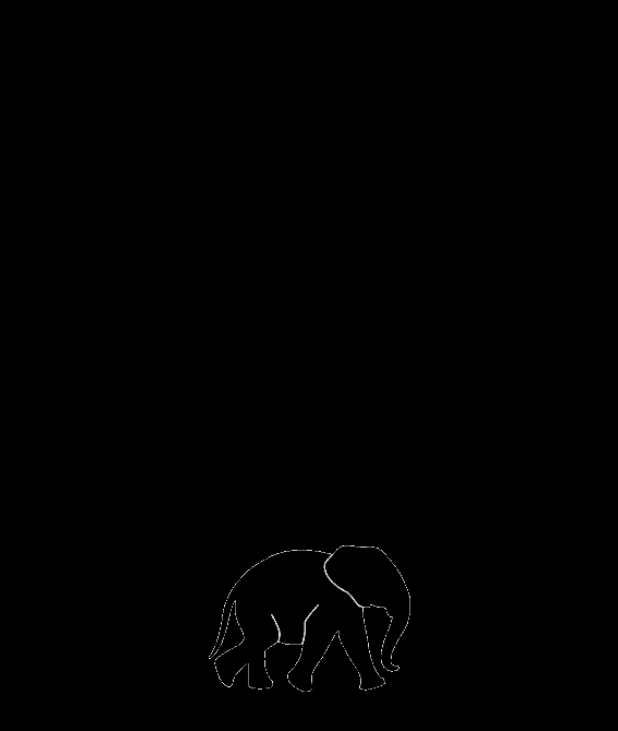
After one commit to judacribz/ZooAtlanta, an Android app: the layout dialog_progress.xml on its own in the app's theme, with its tools: preview values and no code run, on a phone screen of 412 x 824 dp. The commit adds this screen. Shown: the top 731 px of the screen. Run offline under Robolectric (Android 15) with nearby library versions, the phone set to English and light mode, and no system bars.

Commit message:
Added custom progress loading.

```diff
--- a/app/src/main/java/ca/judacribz/zooatlanta/AppSession.kt
+++ b/app/src/main/java/ca/judacribz/zooatlanta/AppSession.kt
@@ -3,7 +3,5 @@ package ca.judacribz.zooatlanta
 import ca.judacribz.zooatlanta.global.model.Schedule
 
 object AppSession {
-
     var schedule: Schedule? = null
-
 }
--- /dev/null
+++ b/app/src/main/java/ca/judacribz/zooatlanta/global/view/dialog/ProgressDialog.kt
@@ -0,0 +1,61 @@
+package ca.judacribz.zooatlanta.global.view.dialog
+
+import android.app.Dialog
+import android.content.Context
+import ca.judacribz.zooatlanta.R
+import com.bumptech.glide.Glide
+import com.bumptech.glide.load.engine.DiskCacheStrategy
+import com.bumptech.glide.request.RequestOptions
+import kotlinx.android.synthetic.main.dialog_progress.ivProgressGif
+import kotlinx.android.synthetic.main.dialog_progress.tvProgressLoading
+import kotlinx.coroutines.Dispatchers
+import kotlinx.coroutines.GlobalScope
+import kotlinx.coroutines.delay
+import kotlinx.coroutines.launch
+import kotlinx.coroutines.withContext
+
+class ProgressDialog(context: Context) : Dialog(context) {
+
+    companion object {
+        val NETWORK_START_INDEX = 0
+        val DOT_CYCLE_DIVISOR = 3
+    }
+
+    private val _networkLoadingText: String by lazy {
+        context.getString(R.string.searching_for_network)
+    }
+    private var _networkLoading = false
+
+    init {
+        setCancelable(false)
+        setContentView(R.layout.dialog_progress)
+
+        Glide.with(context)
+            .load(R.drawable.loading)
+            .apply(RequestOptions().diskCacheStrategy(DiskCacheStrategy.NONE))
+            .into(ivProgressGif)
+    }
+
+    fun showNetworkLoading() {
+        _networkLoading = true
+        var i = Int.MAX_VALUE
+        GlobalScope.launch {
+            do {
+                withContext(Dispatchers.Main) {
+                    tvProgressLoading.text = _networkLoadingText.substring(
+                        NETWORK_START_INDEX,
+                        _networkLoadingText.length - i--.rem(DOT_CYCLE_DIVISOR)
+                    )
+                }
+                delay(500)
+            } while (_networkLoading)
+        }
+        show()
+    }
+
+    override fun dismiss() {
+        super.dismiss()
+        _networkLoading = false
+        tvProgressLoading.text = ""
+    }
+}
--- /dev/null
+++ b/app/src/main/res/layout/dialog_progress.xml
@@ -0,0 +1,31 @@
+<?xml version="1.0" encoding="utf-8"?>
+<androidx.constraintlayout.widget.ConstraintLayout xmlns:android="http://schemas.android.com/apk/res/android"
+    xmlns:app="http://schemas.android.com/apk/res-auto"
+    android:background="@android:color/black"
+    android:layout_height="match_parent"
+    android:layout_width="match_parent"
+    android:orientation="vertical">
+
+    <ImageView
+        android:background="@android:color/black"
+        android:contentDescription="@null"
+        android:id="@+id/ivProgressGif"
+        android:layout_height="@dimen/dimen_progress"
+        android:layout_width="@dimen/dimen_progress"
+        android:src="@drawable/loading"
+        app:layout_constraintBottom_toBottomOf="parent"
+        app:layout_constraintEnd_toEndOf="parent"
+        app:layout_constraintStart_toStartOf="parent"
+        app:layout_constraintTop_toTopOf="parent" />
+
+    <TextView
+        android:fontFamily="@font/fjalla"
+        android:id="@+id/tvProgressLoading"
+        android:layout_height="wrap_content"
+        android:layout_width="0dp"
+        android:textColor="@android:color/white"
+        android:textSize="@dimen/textsize_title_small"
+        app:layout_constraintEnd_toEndOf="@id/ivProgressGif"
+        app:layout_constraintStart_toStartOf="@id/ivProgressGif"
+        app:layout_constraintTop_toBottomOf="@id/ivProgressGif" />
+</androidx.constraintlayout.widget.ConstraintLayout>
--- a/app/src/main/res/values/dimens.xml
+++ b/app/src/main/res/values/dimens.xml
@@ -17,7 +17,11 @@
     <dimen name="width_logo">210dp</dimen>
 
     <dimen name="textsize_title_small">14sp</dimen>
-    <dimen name="textsize_title_medium">14sp</dimen>
+    <dimen name="textsize_title_medium">20sp</dimen>
 
     <dimen name="elevation_button_default">2dp</dimen>
+
+    <dimen name="dimen_progress">145dp</dimen>
+
+    <dimen name="height_btn_bar">50dp</dimen>
 </resources>
--- a/app/src/main/res/values/strings.xml
+++ b/app/src/main/res/values/strings.xml
@@ -1,4 +1,4 @@
-<resources>
+<resources xmlns:tools="http://schemas.android.com/tools">
     <string name="app_name">Zoo Atlanta</string>
     <string name="number_of_species_here">Number of Species Here:</string>
     <string name="description">Description</string>
@@ -33,4 +33,6 @@
     <string name="category_file">category_file</string>
     <string name="forward">forward</string>
     <string name="cnt_zoo_atlanta_logo">Zoo Atlanta Logo</string>
+
+    <string name="searching_for_network" tools:ignore="TypographyEllipsis">   Searching for Network...</string>
 </resources>
--- a/build.gradle
+++ b/build.gradle
@@ -5,10 +5,9 @@ buildscript {
     repositories {
         google()
         jcenter()
-
     }
     dependencies {
-        classpath 'com.android.tools.build:gradle:3.5.3'
+        classpath 'com.android.tools.build:gradle:3.6.0'
         classpath "org.jetbrains.kotlin:kotlin-gradle-plugin:$kotlin_version"
         // NOTE: Do not place your application dependencies here; they belong
         // in the individual module build.gradle files
@@ -19,7 +18,6 @@ allprojects {
     repositories {
         google()
         jcenter()
-
     }
 }
 
```
Also changed, not shown: app/src/main/java/ca/judacribz/zooatlanta/global/view/activity/BaseActivity.kt (+18 -12 lines), app/src/main/java/ca/judacribz/zooatlanta/homepage/view/activity/HomePageActivity.kt (+6 -2 lines), app/src/main/res/layout/activity_homepage.xml (+16 -30 lines), app/src/main/res/drawable/loading.gif (added), gradle/wrapper/gradle-wrapper.properties.
